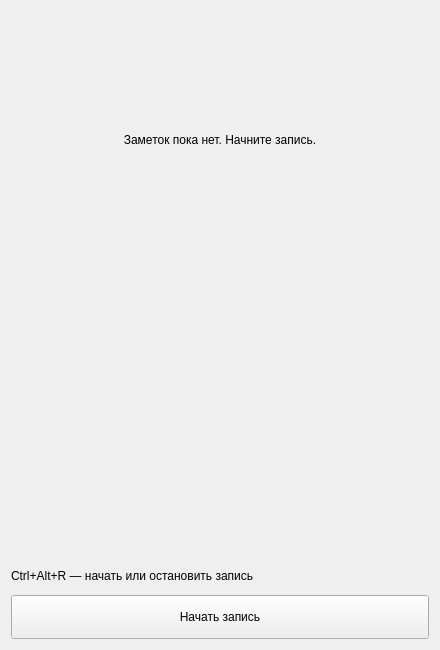
Qt form ui/main_window.ui (thekeny/Sayte) before a commit.
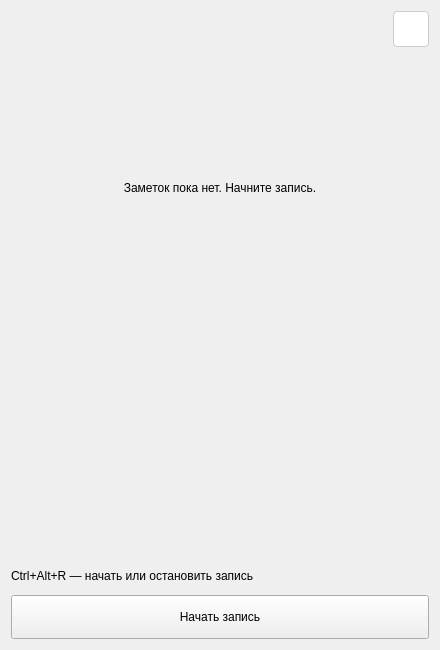
The same form after that commit.

Commit message: add settings add change note add txt export

Diff of the .ui file:
```diff
--- a/ui/main_window.ui
+++ b/ui/main_window.ui
@@ -5,8 +5,21 @@
   <property name="geometry"><rect><x>300</x><y>150</y><width>440</width><height>650</height></rect></property>
   <property name="minimumSize"><size><width>360</width><height>400</height></size></property>
   <property name="windowTitle"><string>Sayte</string></property>
-  <layout class="QVBoxLayout" name="verticalLayout" stretch="0,0,1,0,0">
+  <layout class="QVBoxLayout" name="verticalLayout" stretch="0,0,0,1,0,0">
    <property name="spacing"><number>12</number></property>
+   <item><layout class="QHBoxLayout" name="headerLayout">
+    <item><spacer name="headerSpacer">
+     <property name="orientation"><enum>Qt::Orientation::Horizontal</enum></property>
+     <property name="sizeHint" stdset="0"><size><width>40</width><height>20</height></size></property>
+    </spacer></item>
+    <item><widget class="QPushButton" name="settingsButton">
+     <property name="minimumSize"><size><width>36</width><height>36</height></size></property>
+     <property name="maximumSize"><size><width>36</width><height>36</height></size></property>
+     <property name="toolTip"><string>Настройки</string></property>
+     <property name="accessibleName"><string>Настройки</string></property>
+     <property name="styleSheet"><string>QPushButton { border: 1px solid #cccccc; border-radius: 4px; background: #ffffff; } QPushButton:hover { background: #eeeeee; } QPushButton:pressed { background: #dddddd; }</string></property>
+    </widget></item>
+   </layout></item>
    <item><widget class="QLabel" name="logoLabel">
     <property name="minimumSize"><size><width>0</width><height>110</height></size></property>
     <property name="alignment"><set>Qt::AlignmentFlag::AlignCenter</set></property>
```
The commit also changes 10 other files.
